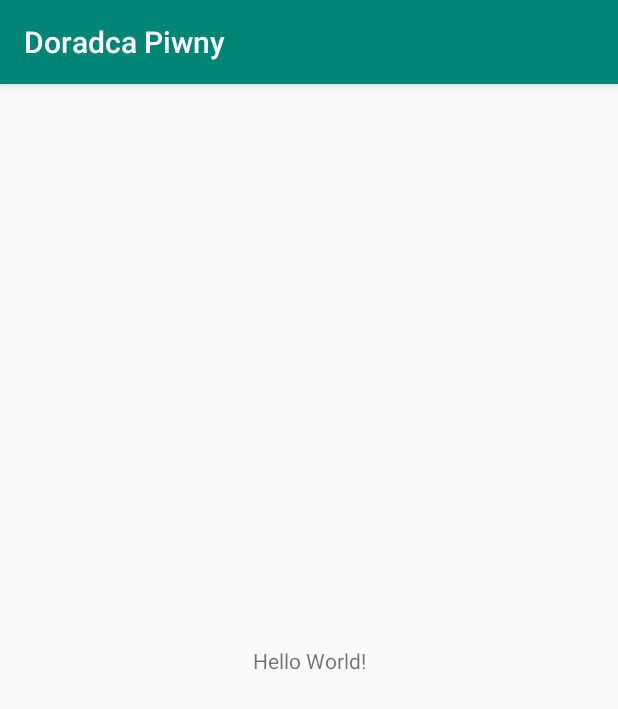
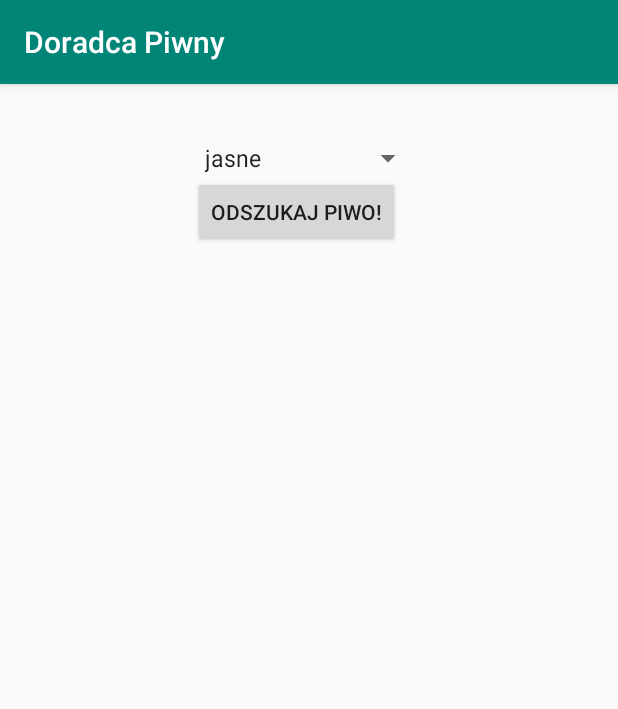
Before and after one commit to kondratIT/FindBeer, an Android app: the screen it shows after launch (MainActivity), on a phone screen of 412 x 824 dp. Shown: the top 709 px of the screen. Run offline under Robolectric (Android 15) with nearby library versions, the phone set to English and light mode, and no system bars.

Commit message:
Finisch view elements

```diff
--- a/app/src/main/res/layout/activity_main.xml
+++ b/app/src/main/res/layout/activity_main.xml
@@ -1,18 +1,42 @@
 <?xml version="1.0" encoding="utf-8"?>
-<android.support.constraint.ConstraintLayout xmlns:android="http://schemas.android.com/apk/res/android"
+<RelativeLayout xmlns:android="http://schemas.android.com/apk/res/android"
     xmlns:app="http://schemas.android.com/apk/res-auto"
     xmlns:tools="http://schemas.android.com/tools"
     android:layout_width="match_parent"
     android:layout_height="match_parent"
     tools:context=".MainActivity">
 
-    <TextView
+
+    <Spinner
+        android:id="@+id/color"
         android:layout_width="wrap_content"
         android:layout_height="wrap_content"
-        android:text="Hello World!"
-        app:layout_constraintBottom_toBottomOf="parent"
-        app:layout_constraintLeft_toLeftOf="parent"
-        app:layout_constraintRight_toRightOf="parent"
-        app:layout_constraintTop_toTopOf="parent" />
+        android:layout_alignParentTop="true"
+        android:layout_centerHorizontal="true"
+        android:layout_marginTop="37dp"
+        android:entries="@array/beer_colors"
+        />
 
-</android.support.constraint.ConstraintLayout>
+    <Button
+        android:id="@+id/find_beer"
+        android:layout_width="wrap_content"
+        android:layout_height="wrap_content"
+        android:layout_alignLeft="@+id/color"
+        android:layout_below="@+id/color"
+        android:text="@string/find_beer"
+        />
+
+    <TextView
+        android:id="@+id/brands"
+        android:layout_width="wrap_content"
+        android:layout_height="wrap_content"
+        android:layout_alignLeft="@+id/find_beer"
+        android:layout_below="@+id/find_beer"
+        android:layout_marginTop="18dp"
+        android:text="@string/brands"
+        />
+
+
+
+
+</RelativeLayout>
--- a/app/src/main/res/values/strings.xml
+++ b/app/src/main/res/values/strings.xml
@@ -1,3 +1,11 @@
 <resources>
     <string name="app_name">Doradca Piwny</string>
+    <string name="find_beer">Odszukaj piwo!</string>
+    <string name="brands"></string>
+    <string-array name="beer_colors">
+        <item>jasne</item>
+        <item>bursztynowe</item>
+        <item>brązowe</item>
+        <item>ciemne</item>
+    </string-array>
 </resources>
```
Also changed, not shown: 1 other file.
